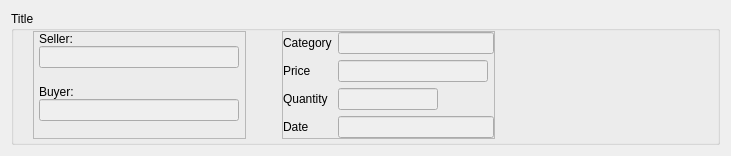
Old version of the form Ipiranga_GUI/layout/historiclayout.ui in the repository Hugo-NF/App_Ipiranga.
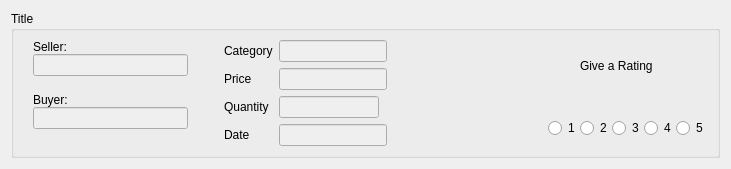
New version of the form. Icons and pictures are not drawn.

Commit message: Historiclayout ok

What changed in the file:
```diff
--- a/Ipiranga_GUI/layout/historiclayout.ui
+++ b/Ipiranga_GUI/layout/historiclayout.ui
@@ -26,12 +26,6 @@
       <string>Title</string>
      </property>
      <layout class="QHBoxLayout" name="horizontalLayout">
-      <property name="topMargin">
-       <number>0</number>
-      </property>
-      <property name="bottomMargin">
-       <number>3</number>
-      </property>
       <item>
        <spacer name="horizontalSpacer_3">
         <property name="orientation">
@@ -56,12 +50,6 @@
           <height>16777215</height>
          </size>
         </property>
-        <property name="frameShape">
-         <enum>QFrame::StyledPanel</enum>
-        </property>
-        <property name="frameShadow">
-         <enum>QFrame::Raised</enum>
-        </property>
         <layout class="QGridLayout" name="gridLayout">
          <property name="leftMargin">
           <number>0</number>
@@ -165,12 +153,6 @@
       </item>
       <item>
        <widget class="QFrame" name="frame_4">
-        <property name="frameShape">
-         <enum>QFrame::StyledPanel</enum>
-        </property>
-        <property name="frameShadow">
-         <enum>QFrame::Raised</enum>
-        </property>
         <layout class="QGridLayout" name="gridLayout_2">
          <property name="leftMargin">
           <number>0</number>
@@ -280,6 +262,94 @@
         </property>
        </spacer>
       </item>
+      <item>
+       <widget class="QFrame" name="frame_2">
+        <property name="maximumSize">
+         <size>
+          <width>160</width>
+          <height>90</height>
+         </size>
+        </property>
+        <layout class="QGridLayout" name="gridLayout_3">
+         <property name="leftMargin">
+          <number>0</number>
+         </property>
+         <property name="topMargin">
+          <number>0</number>
+         </property>
+         <property name="rightMargin">
+          <number>0</number>
+         </property>
+         <property name="bottomMargin">
+          <number>0</number>
+         </property>
+         <property name="spacing">
+          <number>0</number>
+         </property>
+         <item row="2" column="1">
+          <widget class="QRadioButton" name="radio_2">
+           <property name="text">
+            <string>2</string>
+           </property>
+          </widget>
+         </item>
+         <item row="2" column="0">
+          <widget class="QRadioButton" name="radio_1">
+           <property name="text">
+            <string>1</string>
+           </property>
+          </widget>
+         </item>
+         <item row="2" column="2">
+          <widget class="QRadioButton" name="radio_3">
+           <property name="text">
+            <string>3</string>
+           </property>
+          </widget>
+         </item>
+         <item row="2" column="3">
+          <widget class="QRadioButton" name="radio_4">
+           <property name="text">
+            <string>4</string>
+           </property>
+          </widget>
+         </item>
+         <item row="1" column="0" colspan="5">
+          <widget class="QLabel" name="label_4">
+           <property name="minimumSize">
+            <size>
+             <width>150</width>
+             <height>0</height>
+            </size>
+           </property>
+           <property name="text">
+            <string/>
+           </property>
+           <property name="pixmap">
+            <pixmap resource="../resources.qrc">:/img_login/images/stars.png</pixmap>
+           </property>
+           <property name="scaledContents">
+            <bool>true</bool>
+           </property>
+          </widget>
+         </item>
+         <item row="2" column="4">
+          <widget class="QRadioButton" name="radio_5">
+           <property name="text">
+            <string>5</string>
+           </property>
+          </widget>
+         </item>
+         <item row="0" column="1" colspan="3">
+          <widget class="QLabel" name="label_3">
+           <property name="text">
+            <string>Give a Rating</string>
+           </property>
+          </widget>
+         </item>
+        </layout>
+       </widget>
+      </item>
      </layout>
     </widget>
    </item>
```
Left out of the diff: 4 changed lines with no effect on the pictures. The commit also changes 35 other files.
